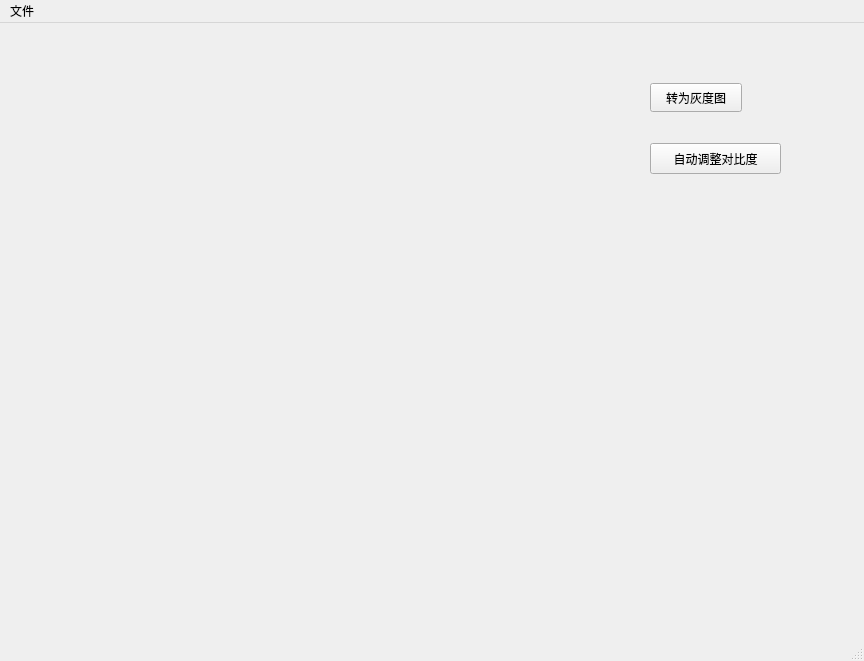
Before: the Qt Designer form ImageWithUI/mainwindow.ui in Obj4ct/ImageWithUI, drawn with Qt 5.
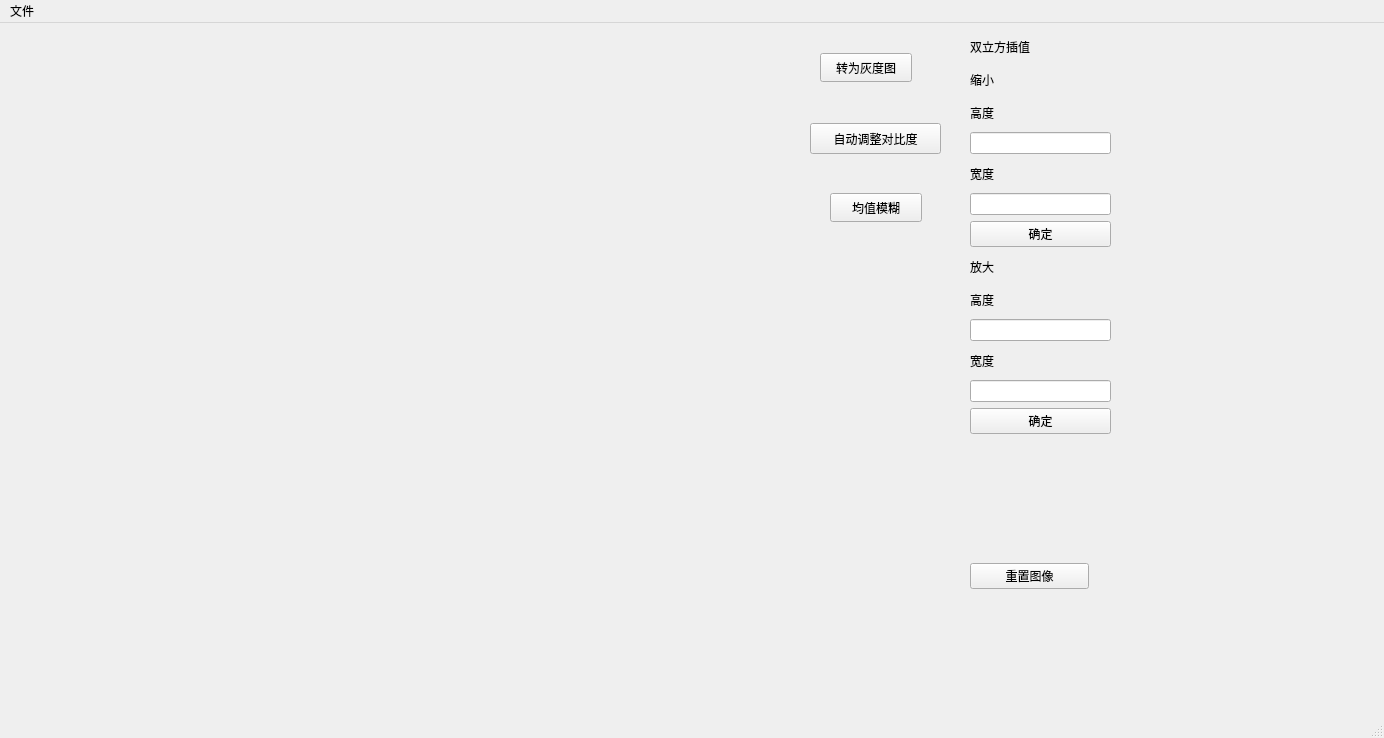
After: the same form once the commit is applied.

Commit message: 添加了双立方插值 bug:双立方插值放大图片时程序有一定概率会崩溃

Patch:
```diff
--- a/ImageWithUI/mainwindow.ui
+++ b/ImageWithUI/mainwindow.ui
@@ -6,8 +6,8 @@
    <rect>
     <x>0</x>
     <y>0</y>
-    <width>864</width>
-    <height>661</height>
+    <width>1384</width>
+    <height>738</height>
    </rect>
   </property>
   <property name="windowTitle">
@@ -19,8 +19,8 @@
      <rect>
       <x>20</x>
       <y>40</y>
-      <width>511</width>
-      <height>461</height>
+      <width>731</width>
+      <height>581</height>
      </rect>
     </property>
     <property name="text">
@@ -30,10 +30,10 @@
    <widget class="QWidget" name="widget" native="true">
     <property name="geometry">
      <rect>
-      <x>610</x>
-      <y>30</y>
-      <width>201</width>
-      <height>491</height>
+      <x>780</x>
+      <y>0</y>
+      <width>541</width>
+      <height>611</height>
      </rect>
     </property>
     <widget class="QPushButton" name="btn_gray">
@@ -52,8 +52,8 @@
     <widget class="QPushButton" name="btn_autoContrast">
      <property name="geometry">
       <rect>
-       <x>40</x>
-       <y>90</y>
+       <x>30</x>
+       <y>100</y>
        <width>131</width>
        <height>31</height>
       </rect>
@@ -62,6 +62,119 @@
       <string>自动调整对比度</string>
      </property>
     </widget>
+    <widget class="QPushButton" name="btn_averBlur">
+     <property name="geometry">
+      <rect>
+       <x>50</x>
+       <y>170</y>
+       <width>92</width>
+       <height>29</height>
+      </rect>
+     </property>
+     <property name="text">
+      <string>均值模糊</string>
+     </property>
+    </widget>
+    <widget class="QWidget" name="widget_2" native="true">
+     <property name="geometry">
+      <rect>
+       <x>190</x>
+       <y>10</y>
+       <width>141</width>
+       <height>401</height>
+      </rect>
+     </property>
+     <layout class="QVBoxLayout" name="verticalLayout">
+      <item>
+       <widget class="QLabel" name="label_3">
+        <property name="text">
+         <string>双立方插值</string>
+        </property>
+       </widget>
+      </item>
+      <item>
+       <widget class="QLabel" name="label">
+        <property name="text">
+         <string>缩小</string>
+        </property>
+       </widget>
+      </item>
+      <item>
+       <widget class="QLabel" name="label_4">
+        <property name="text">
+         <string>高度</string>
+        </property>
+       </widget>
+      </item>
+      <item>
+       <widget class="QLineEdit" name="lineEdit_small_biCubic_height"/>
+      </item>
+      <item>
+       <widget class="QLabel" name="label_8">
+        <property name="text">
+         <string>宽度</string>
+        </property>
+       </widget>
+      </item>
+      <item>
+       <widget class="QLineEdit" name="lineEdit_small_biCubic_width"/>
+      </item>
+      <item>
+       <widget class="QPushButton" name="btn_small_biCubic">
+        <property name="text">
+         <string>确定</string>
+        </property>
+       </widget>
+      </item>
+      <item>
+       <widget class="QLabel" name="label_2">
+        <property name="text">
+         <string>放大</string>
+        </property>
+       </widget>
+      </item>
+      <item>
+       <widget class="QLabel" name="label_5">
+        <property name="text">
+         <string>高度</string>
+        </property>
+       </widget>
+      </item>
+      <item>
+       <widget class="QLineEdit" name="lineEdit_large_biCubic_height"/>
+      </item>
+      <item>
+       <widget class="QLabel" name="label_7">
+        <property name="text">
+         <string>宽度</string>
+        </property>
+       </widget>
+      </item>
+      <item>
+       <widget class="QLineEdit" name="lineEdit_large_biCubic_width"/>
+      </item>
+      <item>
+       <widget class="QPushButton" name="btn_large_biCubic">
+        <property name="text">
+         <string>确定</string>
+        </property>
+       </widget>
+      </item>
+     </layout>
+    </widget>
+    <widget class="QPushButton" name="btn_resetAll">
+     <property name="geometry">
+      <rect>
+       <x>190</x>
+       <y>540</y>
+       <width>119</width>
+       <height>26</height>
+      </rect>
+     </property>
+     <property name="text">
+      <string>重置图像</string>
+     </property>
+    </widget>
    </widget>
   </widget>
   <widget class="QMenuBar" name="menubar">
@@ -69,7 +182,7 @@
     <rect>
      <x>0</x>
      <y>0</y>
-     <width>864</width>
+     <width>1384</width>
      <height>25</height>
     </rect>
    </property>
```
The commit also changes 3 other files.
